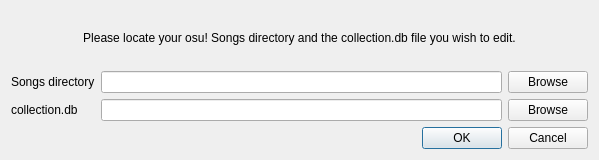
First picture: the form in ui_designs/startup.ui, repository Kurocon/Osu-Collections-Editor, before the edit.
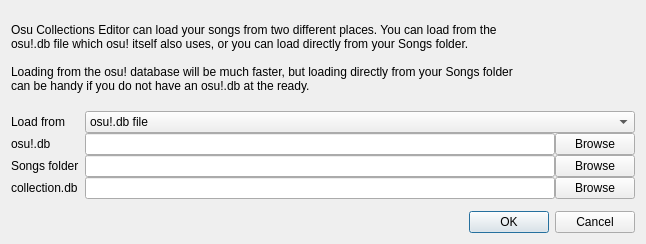
Second picture: the form after the edit. Icons and pictures are not drawn.

Commit message: Added new, much faster way to open songs via osu!'s internal database. You can still choose to open using your songs folder. Detailed changes below:

```diff
--- a/ui_designs/startup.ui
+++ b/ui_designs/startup.ui
@@ -6,8 +6,8 @@
    <rect>
     <x>0</x>
     <y>0</y>
-    <width>599</width>
-    <height>160</height>
+    <width>646</width>
+    <height>244</height>
    </rect>
   </property>
   <property name="windowTitle">
@@ -19,66 +19,121 @@
   </property>
   <layout class="QVBoxLayout" name="verticalLayout">
    <item>
-    <layout class="QGridLayout" name="grid_layout" columnstretch="0,0,0,0" columnminimumwidth="0,0,0,0">
-     <item row="1" column="0">
-      <widget class="QLabel" name="songdir_label">
-       <property name="text">
-        <string>Songs directory</string>
-       </property>
-      </widget>
-     </item>
-     <item row="2" column="0">
-      <widget class="QLabel" name="collection_label">
-       <property name="text">
-        <string>collection.db</string>
-       </property>
-      </widget>
-     </item>
-     <item row="1" column="1">
-      <widget class="QLineEdit" name="songdir_edit"/>
-     </item>
-     <item row="2" column="1">
-      <widget class="QLineEdit" name="collectionfile_edit"/>
-     </item>
-     <item row="1" column="2">
-      <widget class="QPushButton" name="songdir_button">
-       <property name="statusTip">
-        <string extracomment="Browse for Songs directory"/>
-       </property>
-       <property name="text">
-        <string>Browse</string>
-       </property>
-      </widget>
-     </item>
-     <item row="2" column="2">
-      <widget class="QPushButton" name="collectionfile_button">
-       <property name="statusTip">
-        <string extracomment="Browse for collection.db"/>
-       </property>
-       <property name="text">
-        <string>Browse</string>
-       </property>
-      </widget>
-     </item>
-     <item row="0" column="0" colspan="3">
+    <layout class="QVBoxLayout" name="container">
+     <item>
       <widget class="QLabel" name="help_label">
        <property name="text">
-        <string>Please locate your osu! Songs directory and the collection.db file you wish to edit.</string>
-       </property>
-       <property name="textFormat">
-        <enum>Qt::PlainText</enum>
-       </property>
-       <property name="scaledContents">
-        <bool>false</bool>
-       </property>
-       <property name="alignment">
-        <set>Qt::AlignCenter</set>
-       </property>
-       <property name="wordWrap">
-        <bool>true</bool>
+        <string>Osu Collections Editor can load your songs from two different places. You can load from the
+osu!.db file which osu! itself also uses, or you can load directly from your Songs folder.
+
+Loading from the osu! database will be much faster, but loading directly from your Songs folder 
+can be handy if you do not have an osu!.db at the ready.</string>
        </property>
       </widget>
      </item>
+     <item>
+      <layout class="QFormLayout" name="form_layout">
+       <property name="horizontalSpacing">
+        <number>6</number>
+       </property>
+       <property name="verticalSpacing">
+        <number>0</number>
+       </property>
+       <item row="0" column="0">
+        <widget class="QLabel" name="loadfrom_label">
+         <property name="text">
+          <string>Load from</string>
+         </property>
+        </widget>
+       </item>
+       <item row="0" column="1">
+        <widget class="QComboBox" name="loadfrom_dropdown">
+         <item>
+          <property name="text">
+           <string>osu!.db file</string>
+          </property>
+         </item>
+         <item>
+          <property name="text">
+           <string>Songs folder</string>
+          </property>
+         </item>
+        </widget>
+       </item>
+       <item row="1" column="0">
+        <widget class="QLabel" name="osudb_label">
+         <property name="text">
+          <string>osu!.db</string>
+         </property>
+        </widget>
+       </item>
+       <item row="1" column="1">
+        <layout class="QHBoxLayout" name="osudb_fields">
+         <property name="spacing">
+          <number>0</number>
+         </property>
+         <item>
+          <widget class="QLineEdit" name="osudb_edit"/>
+         </item>
+         <item>
+          <widget class="QPushButton" name="osudb_button">
+           <property name="text">
+            <string>Browse</string>
+           </property>
+          </widget>
+         </item>
+        </layout>
+       </item>
+       <item row="2" column="0">
+        <widget class="QLabel" name="songsfolder_label">
+         <property name="text">
+          <string>Songs folder</string>
+         </property>
+        </widget>
+       </item>
+       <item row="2" column="1">
+        <layout class="QHBoxLayout" name="songfolder_fields">
+         <property name="spacing">
+          <number>0</number>
+         </property>
+         <item>
+          <widget class="QLineEdit" name="songfolder_edit"/>
+         </item>
+         <item>
+          <widget class="QPushButton" name="songfolder_button">
+           <property name="text">
+            <string>Browse</string>
+           </property>
+          </widget>
+         </item>
+        </layout>
+       </item>
+       <item row="3" column="0">
+        <widget class="QLabel" name="collectiondb_label">
+         <property name="text">
+          <string>collection.db</string>
+         </property>
+        </widget>
+       </item>
+       <item row="3" column="1">
+        <layout class="QHBoxLayout" name="collectiondb_fields">
+         <property name="spacing">
+          <number>0</number>
+         </property>
+         <item>
+          <widget class="QLineEdit" name="collectiondb_edit"/>
+         </item>
+         <item>
+          <widget class="QPushButton" name="collectiondb_button">
+           <property name="text">
+            <string>Browse</string>
+           </property>
+          </widget>
+         </item>
+        </layout>
+       </item>
+      </layout>
+     </item>
     </layout>
    </item>
    <item>
```
Left out of the diff: 3 changed lines with no effect on the pictures. The commit also changes 18 other files.
